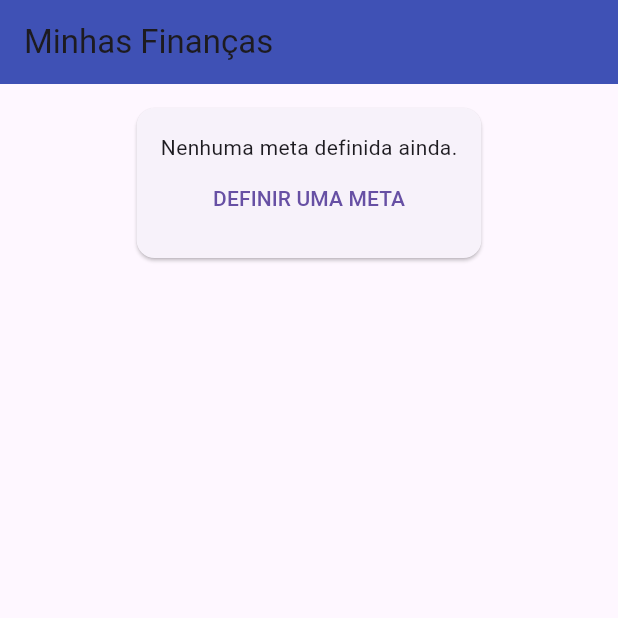
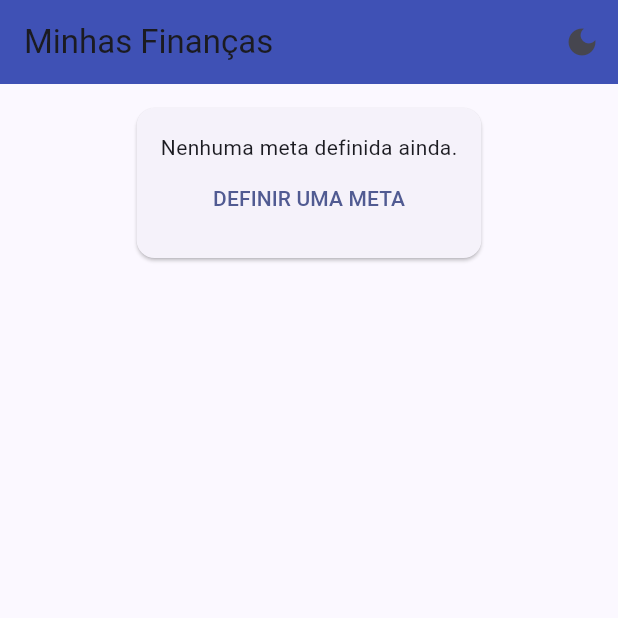
Before and after one commit to joaopedro998/Minhas-Financas-App, a Flutter app: the screen it shows after launch, on a phone screen of 412 x 824 dp, the top half of it. Run offline on Flutter 3.47's test engine with Material 3 defaults, Android fonts, the phone set to English and light mode, and no system bars; our stand-ins replace cloud_firestore, firebase_core; accounts and stored records are empty.

Commit message:
correçoes e melhoras no app

```diff
--- a/lib/main.dart
+++ b/lib/main.dart
@@ -1,7 +1,8 @@
 import 'package:flutter/material.dart';
 import 'package:firebase_core/firebase_core.dart';
+import 'package:flutter_application_1/screens/home_screen.dart';
+import 'package:flutter_application_1/theme_notifier.dart'; // Importe o nosso novo arquivo
 import 'firebase_options.dart';
-import 'screens/home_screen.dart'; // Importe nossa nova tela
 
 void main() async {
   WidgetsFlutterBinding.ensureInitialized();
@@ -14,10 +15,30 @@ class MyApp extends StatelessWidget {
 
   @override
   Widget build(BuildContext context) {
-    return MaterialApp(
-      title: 'Minhas Finanças',
-      theme: ThemeData(primarySwatch: Colors.blue),
-      home: const HomeScreen(), // A tela inicial agora é a nossa!
+    // ValueListenableBuilder é um widget que se reconstrói automaticamente
+    // sempre que o valor do 'themeNotifier' muda.
+    return ValueListenableBuilder<ThemeMode>(
+      valueListenable: themeNotifier,
+      builder: (context, currentMode, child) {
+        // Agora o MaterialApp usa o 'currentMode' que vem do nosso notifier.
+        return MaterialApp(
+          title: 'Minhas Finanças',
+          debugShowCheckedModeBanner: false,
+          theme: ThemeData(
+            colorSchemeSeed: Colors.indigo,
+            useMaterial3: true,
+            brightness: Brightness.light,
+          ),
+          darkTheme: ThemeData(
+            colorSchemeSeed: Colors.indigo,
+            useMaterial3: true,
+            brightness: Brightness.dark,
+          ),
+          // A mágica acontece aqui!
+          themeMode: currentMode,
+          home: const HomeScreen(),
+        );
+      },
     );
   }
 }
--- a/lib/screens/home_screen.dart
+++ b/lib/screens/home_screen.dart
@@ -4,6 +4,7 @@ import 'package:intl/intl.dart';
 import 'package:flutter_application_1/models/transaction_model.dart';
 import 'package:flutter_application_1/screens/add_transaction_screen.dart';
 import 'package:flutter_application_1/services/firestore_service.dart';
+import 'package:flutter_application_1/theme_notifier.dart'; // Importe o notifier
 
 class HomeScreen extends StatelessWidget {
   const HomeScreen({super.key});
@@ -11,16 +12,27 @@ class HomeScreen extends StatelessWidget {
   @override
   Widget build(BuildContext context) {
     final FirestoreService firestoreService = FirestoreService();
+    final isDarkMode = Theme.of(context).brightness == Brightness.dark;
 
     return Scaffold(
       appBar: AppBar(
         title: const Text('Minhas Finanças'),
-        backgroundColor: Colors.indigo, // Nova cor
+        backgroundColor: Colors.indigo,
         elevation: 0,
+        actions: [
+          IconButton(
+            icon: Icon(isDarkMode ? Icons.light_mode : Icons.dark_mode),
+            onPressed: () {
+              themeNotifier.value = isDarkMode
+                  ? ThemeMode.light
+                  : ThemeMode.dark;
+            },
+          ),
+        ],
       ),
       body: Column(
         children: [
-          // --- WIDGET DA META ---
+          // --- WIDGET DA META (CÓDIGO COMPLETO) ---
           StreamBuilder<DocumentSnapshot>(
             stream: firestoreService.getGoalStream(),
             builder: (context, snapshot) {
@@ -30,7 +42,6 @@ class HomeScreen extends StatelessWidget {
                   child: Center(child: CircularProgressIndicator()),
                 );
               }
-
               if (!snapshot.hasData || !snapshot.data!.exists) {
                 return Card(
                   margin: const EdgeInsets.all(16.0),
@@ -49,7 +60,6 @@ class HomeScreen extends StatelessWidget {
                   ),
                 );
               }
-
               final goalData = snapshot.data!.data() as Map<String, dynamic>;
               final valorAtual = (goalData['valorAtual'] ?? 0).toDouble();
               final valorMeta = (goalData['valorMeta'] ?? 1).toDouble();
@@ -59,7 +69,6 @@ class HomeScreen extends StatelessWidget {
                 locale: 'pt_BR',
                 symbol: 'R\$',
               );
-
               return Card(
                 margin: const EdgeInsets.all(16.0),
                 elevation: 4,
@@ -83,11 +92,10 @@ class HomeScreen extends StatelessWidget {
                           ),
                           PopupMenuButton<String>(
                             onSelected: (value) {
-                              if (value == 'nova') {
+                              if (value == 'nova')
                                 _showSetGoalDialog(context, firestoreService);
-                              } else if (value == 'reiniciar') {
+                              else if (value == 'reiniciar')
                                 firestoreService.resetGoalProgress();
-                              }
                             },
                             itemBuilder: (BuildContext context) =>
                                 <PopupMenuEntry<String>>[
@@ -138,8 +146,7 @@ class HomeScreen extends StatelessWidget {
               );
             },
           ),
-
-          // --- LISTA E RESUMO DE TRANSAÇÕES ---
+          // --- LISTA E RESUMO (CÓDIGO COMPLETO) ---
           Expanded(
             child: StreamBuilder<QuerySnapshot>(
               stream: firestoreService.getTransactionsStream(),
@@ -153,29 +160,23 @@ class HomeScreen extends StatelessWidget {
                       style: TextStyle(color: Colors.grey, fontSize: 16),
                     ),
                   );
-
                 final transactionsDocs = snapshot.data!.docs;
-
-                // --- LÓGICA DE CÁLCULO DO SALDO ---
                 double totalRevenue = 0.0;
                 double totalExpenses = 0.0;
                 for (var doc in transactionsDocs) {
                   final transaction = TransactionModel.fromFirestore(doc);
-                  if (transaction.type == 'receita') {
+                  if (transaction.type == 'receita')
                     totalRevenue += transaction.amount;
-                  } else if (transaction.type == 'despesa') {
+                  else if (transaction.type == 'despesa')
                     totalExpenses += transaction.amount;
-                  }
                 }
                 final balance = totalRevenue - totalExpenses;
                 final formatadorMoeda = NumberFormat.currency(
                   locale: 'pt_BR',
                   symbol: 'R\$',
                 );
-
                 return Column(
                   children: [
-                    // --- CARD DE RESUMO FINANCEIRO ---
                     Card(
                       margin: const EdgeInsets.symmetric(
                         horizontal: 16.0,
@@ -212,9 +213,8 @@ class HomeScreen extends StatelessWidget {
                         ),
                       ),
                     ),
-
-                    const Padding(
-                      padding: EdgeInsets.only(
+                    Padding(
+                      padding: const EdgeInsets.only(
                         left: 20.0,
                         top: 10.0,
                         bottom: 5.0,
@@ -226,14 +226,14 @@ class HomeScreen extends StatelessWidget {
                             style: TextStyle(
                               fontSize: 18,
                               fontWeight: FontWeight.bold,
-                              color: Colors.black54,
+                              color: isDarkMode
+                                  ? Colors.white70
+                                  : Colors.black54,
                             ),
                           ),
                         ],
                       ),
                     ),
-
-                    // --- LISTA DE TRANSAÇÕES ---
                     Expanded(
                       child: ListView.builder(
                         itemCount: transactionsDocs.length,
@@ -336,7 +336,6 @@ class HomeScreen extends StatelessWidget {
     );
   }
 
-  // --- Função Auxiliar para construir os itens do resumo ---
   Widget _buildSummaryItem(
     IconData icon,
     String label,
@@ -361,14 +360,12 @@ class HomeScreen extends StatelessWidget {
     );
   }
 
-  // --- Janela de Diálogo para Definir a Meta ---
   void _showSetGoalDialog(
     BuildContext context,
     FirestoreService firestoreService,
   ) {
     final goalFormKey = GlobalKey<FormState>();
     final goalController = TextEditingController();
-
     showDialog(
       context: context,
       builder: (context) {
--- /dev/null
+++ b/lib/theme_notifier.dart
@@ -0,0 +1,6 @@
+import 'package:flutter/material.dart';
+
+// Criamos uma variável global simples que vai guardar o modo do tema.
+// ValueNotifier é um tipo especial que notifica "ouvintes" quando seu valor muda.
+// Começamos com o tema do sistema por padrão.
+final themeNotifier = ValueNotifier(ThemeMode.system);
```
Also changed, not shown: pubspec.yaml (+8 -10 lines), assets/icon/icon.png (added), pubspec.lock, 28 other files.
